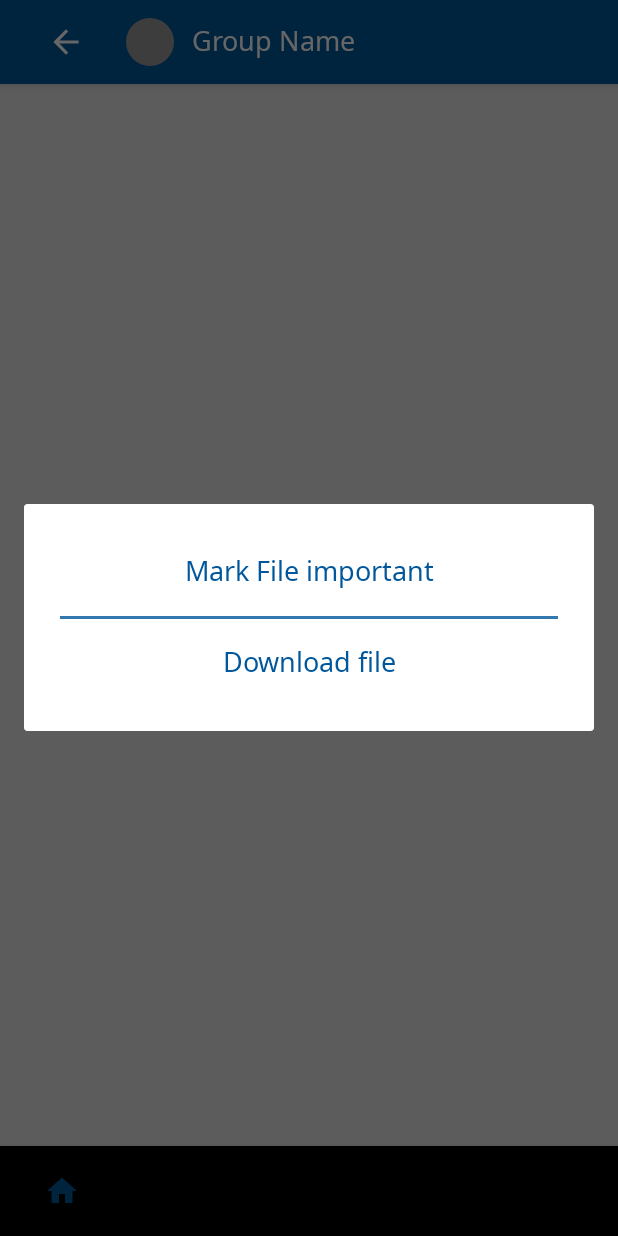
After one commit to baithakguru/starmark, an Android app: the fragment FileOptions placed in its activity, on a phone screen of 412 x 824 dp. The commit adds this screen. Run offline under Robolectric (Android 15) with nearby library versions, the phone set to English and light mode, and no system bars; our stand-ins replace CircleImageView, Firebase (no records; nobody signed in at launch, a user with empty details on screens opened directly); 4 statements that could not run were skipped.

Commit message:
major changes done

```diff
--- /dev/null
+++ b/app/src/main/java/guru/baithak/starmark/ui/groups/Files/FileOptions.kt
@@ -0,0 +1,68 @@
+package guru.baithak.starmark.ui.groups.Files
+
+
+import android.app.DownloadManager
+import android.content.Context.DOWNLOAD_SERVICE
+import android.content.IntentFilter
+import android.net.Uri
+import android.os.Bundle
+import android.os.Environment
+import android.support.v4.app.DialogFragment
+import android.support.v4.app.Fragment
+import android.support.v4.content.ContextCompat.getSystemService
+import android.util.Log
+import android.view.LayoutInflater
+import android.view.View
+import android.view.ViewGroup
+import android.widget.Toast
+import com.google.firebase.auth.FirebaseAuth
+import com.google.firebase.database.FirebaseDatabase
+import com.google.firebase.database.ServerValue
+import guru.baithak.starmark.Helpers.DownloadCompleted
+
+import guru.baithak.starmark.R
+import kotlinx.android.synthetic.main.fragment_file_options.*
+
+
+class FileOptions : DialogFragment() {
+
+    var data = HashMap<String,Any>()
+    val notImp = "Remove from important"
+
+    override fun onCreateView(inflater: LayoutInflater, container: ViewGroup?,
+                              savedInstanceState: Bundle?): View? {
+        // Inflate the layout for this fragment
+        arguments?.let {
+            data.putAll((it.getSerializable("data") as HashMap<String,Any>))
+        }
+        return inflater.inflate(R.layout.fragment_file_options, container, false)
+    }
+
+
+    override fun onViewCreated(view: View, savedInstanceState: Bundle?) {
+        super.onViewCreated(view, savedInstanceState)
+        if(data["selfMark"] as Boolean){
+            fileImportant.text = notImp
+        }
+        fileImportant.setOnClickListener {
+            if (fileImportant.text.equals(notImp)){
+                FirebaseDatabase.getInstance().getReference(data["topic"].toString()).child("stars")
+                        .child(FirebaseAuth.getInstance().currentUser!!.uid).removeValue()
+            }
+            else{
+                FirebaseDatabase.getInstance().getReference(data["topic"].toString()).child("stars")
+                        .child(FirebaseAuth.getInstance().currentUser!!.uid).setValue(ServerValue.TIMESTAMP)
+            }
+            dismiss()
+        }
+//        fileDownload.text = data["topic"].toString()
+        fileDownload.setOnClickListener {
+            val request = DownloadManager.Request(Uri.parse(data["url"] as String))
+            Log.i("downloadUrl",(Uri.parse(data["url"] as String)).toString())
+            request.setDestinationInExternalPublicDir(Environment.DIRECTORY_DOWNLOADS,data["fileName"] as String)
+            (context!!.getSystemService(DOWNLOAD_SERVICE) as DownloadManager).enqueue(request)
+            Toast.makeText(context!!,"Your download is started", Toast.LENGTH_SHORT).show()
+            context!!.registerReceiver(DownloadCompleted(), IntentFilter(DownloadManager.ACTION_DOWNLOAD_COMPLETE))
+        }
+    }
+}
--- /dev/null
+++ b/app/src/main/res/layout/fragment_file_options.xml
@@ -0,0 +1,66 @@
+<?xml version="1.0" encoding="utf-8"?>
+<FrameLayout xmlns:android="http://schemas.android.com/apk/res/android"
+    xmlns:tools="http://schemas.android.com/tools"
+    android:layout_width="match_parent"
+    android:padding="16dp"
+    android:layout_height="wrap_content"
+    tools:context=".ui.groups.Files.FileOptions">
+
+    <ProgressBar
+        android:visibility="gone"
+        android:layout_width="wrap_content"
+        android:layout_height="wrap_content"
+        android:layout_gravity="center"/>
+    <LinearLayout
+        android:layout_width="match_parent"
+        android:layout_height="wrap_content"
+        android:orientation="vertical">
+        <TextView
+            android:layout_width="match_parent"
+            android:layout_height="wrap_content"
+            android:text="Mark File important"
+            android:textSize="18sp"
+            android:id="@+id/fileImportant"
+            android:textColor="@color/colorPrimary"
+            android:textAlignment="center"
+            android:padding="16dp"/>
+        <View
+            android:layout_width="match_parent"
+            android:layout_height="2dp"
+            android:background="@color/colorPrimary"
+            android:layout_marginStart="8dp"
+            android:layout_marginEnd="8dp"
+            android:alpha=".8"
+            />
+        <TextView
+            android:layout_width="match_parent"
+            android:layout_height="wrap_content"
+            android:text="Download file"
+            android:textSize="18sp"
+            android:id="@+id/fileDownload"
+            android:textColor="@color/colorPrimary"
+            android:textAlignment="center"
+            android:padding="16dp"/>
+        <View
+            android:layout_width="match_parent"
+            android:layout_height="2dp"
+            android:background="@color/colorPrimary"
+            android:layout_marginStart="8dp"
+            android:layout_marginEnd="8dp"
+            android:alpha=".8"
+            android:visibility="gone"
+            />
+        <TextView
+            android:layout_width="match_parent"
+            android:layout_height="wrap_content"
+            android:text="View file"
+            android:textSize="18sp"
+            android:id="@+id/fileView"
+            android:visibility="gone"
+            android:textColor="@color/colorPrimary"
+            android:textAlignment="center"
+            android:padding="16dp"/>
+
+    </LinearLayout>
+
+</FrameLayout>
--- a/app/src/main/res/layout/fragment_files.xml
+++ b/app/src/main/res/layout/fragment_files.xml
@@ -18,7 +18,7 @@
         android:textColor="@color/colorPrimary"
         android:textAlignment="center"
         android:id="@+id/emptyFiles"
-        android:text="You have no downloads"
+        android:text="You have no files to view"
         />
 
 
--- a/app/src/main/res/layout/fragment_options_dialog.xml
+++ b/app/src/main/res/layout/fragment_options_dialog.xml
@@ -55,6 +55,7 @@
             android:layout_marginStart="8dp"
             android:layout_marginEnd="8dp"
             android:alpha=".8"
+            android:visibility="gone"
             />
         <TextView
             android:id="@+id/uploadFilesSub"
@@ -62,6 +63,7 @@
            android:layout_height="wrap_content"
            android:text="Upload file"
            android:textSize="18sp"
+            android:visibility="gone"
            android:textColor="@color/colorPrimary"
            android:textAlignment="center"
            android:padding="16dp"/>
```
Also changed, not shown: app/src/main/AndroidManifest.xml (+3 -7 lines), app/src/main/java/guru/baithak/starmark/Helpers/UploadFile.kt (+29 -2 lines), app/src/main/java/guru/baithak/starmark/ui/groups/Files/Adapter.kt (+46 -8 lines), app/src/main/java/guru/baithak/starmark/ui/groups/Files/Files.kt (+27 -7 lines), app/src/main/java/guru/baithak/starmark/ui/groups/Topics/ExistingTopics.kt (+5 -8 lines), app/src/main/java/guru/baithak/starmark/ui/groups/Topics/ExpandAdapter.kt (+7 -5 lines), app/src/main/java/guru/baithak/starmark/ui/groups/Topics/OptionsDialog.kt (+11 -10 lines), app/src/main/java/guru/baithak/starmark/ui/groups/groupDetails/GroupDetails.kt (+13 -0 lines), app/src/main/java/guru/baithak/starmark/ui/mainScreen/Groups/EachGroup.kt (+36 -3 lines), app/src/main/res/layout/view_holder_files.xml (+11 -0 lines).
